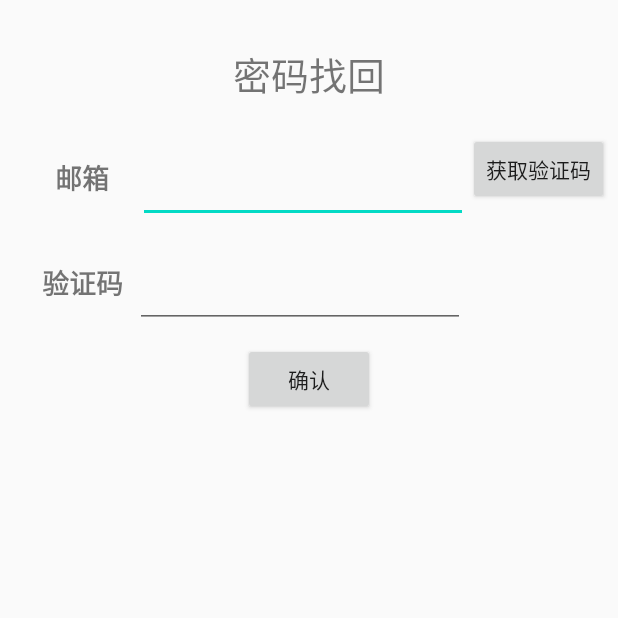
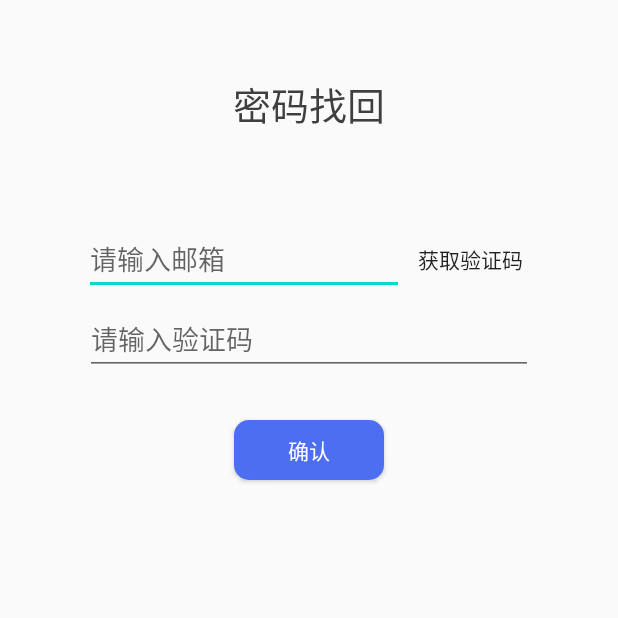
Before and after one commit to Xiangfeidetangyuan/MedicineAssistant, an Android app: the ForgetPwdActivity screen opened directly, with no data from a screen before it, on a phone screen of 412 x 824 dp, the top half of it. Run offline under Robolectric (Android 15) with nearby library versions, the phone set to English and light mode, and no system bars.

Commit message:
修改了忘记密码界面

```diff
--- a/app/src/main/res/layout/activity_foget_pwd.xml
+++ b/app/src/main/res/layout/activity_foget_pwd.xml
@@ -1,87 +1,72 @@
 <?xml version="1.0" encoding="utf-8"?>
-<LinearLayout xmlns:android="http://schemas.android.com/apk/res/android"
+<RelativeLayout xmlns:android="http://schemas.android.com/apk/res/android"
     xmlns:app="http://schemas.android.com/apk/res-auto"
     xmlns:tools="http://schemas.android.com/tools"
     android:layout_width="match_parent"
     android:layout_height="match_parent"
-    tools:context=".activity.login.ForgetPwdActivity"
-    android:orientation="vertical">
+    tools:context=".activity.login.ForgetPwdActivity">
+
+    <TextView
+        android:id="@+id/fogetPwdLabel"
+        android:layout_width="wrap_content"
+        android:layout_height="wrap_content"
+        android:layout_centerHorizontal="true"
+        android:layout_marginTop="50dp"
+        android:text="密码找回"
+        android:textColor="#3f3f3f"
+        android:textSize="25sp"/>
 
     <RelativeLayout
+        android:id="@+id/temp"
         android:layout_width="wrap_content"
         android:layout_height="wrap_content"
-        android:layout_marginTop="30dp"
-        android:layout_gravity="center">
-
-        <TextView
-            android:layout_width="wrap_content"
-            android:layout_height="wrap_content"
-            android:text="密码找回"
-            android:textSize="25sp">
-        </TextView>
-    </RelativeLayout>
-    <RelativeLayout
-        android:layout_width="match_parent"
-        android:layout_height="wrap_content"
-        android:layout_marginTop="20dp"
-        android:layout_gravity="center">
-
-        <TextView
-            android:id="@+id/text1"
-            android:layout_width="70dp"
-            android:layout_height="60dp"
-            android:gravity="center"
-            android:text="邮箱"
-            android:textSize="18sp"
-            android:textStyle="bold"
-            android:layout_marginStart="20dp"></TextView>
+        android:layout_below="@+id/fogetPwdLabel"
+        android:layout_centerHorizontal="true"
+        android:layout_gravity="center"
+        android:layout_marginTop="60dp"
+        >
 
         <EditText
             android:id="@+id/changePwdEmail"
-            android:layout_width="220dp"
-            android:layout_height="60dp"
+            android:layout_width="wrap_content"
+            android:layout_height="wrap_content"
             android:layout_marginStart="2dp"
-            android:layout_toEndOf="@+id/text1"></EditText>
+            android:ems="10"
+            android:hint="请输入邮箱" />
+
         <Button
             android:id="@+id/getCodeBtn"
             android:layout_width="wrap_content"
             android:layout_height="wrap_content"
-            android:text="获取验证码"
-            android:layout_toEndOf="@id/changePwdEmail"></Button>
+            android:layout_toEndOf="@id/changePwdEmail"
+            android:background="@null"
+            android:text="获取验证码" />
 
     </RelativeLayout>
 
-    <RelativeLayout
-        android:layout_width="match_parent"
-        android:layout_height="wrap_content"
-        android:layout_marginTop="10dp"
-        android:layout_gravity="center">
+        <EditText
+            android:ems="14"
+            android:hint="请输入验证码"
+            android:id="@+id/inputIdentifyCode"
+            android:layout_width="wrap_content"
+            android:layout_height="wrap_content"
+            android:layout_centerHorizontal="true"
+            android:layout_below="@id/temp"
+            android:layout_marginTop="5dp"
+            android:layout_toEndOf="@+id/text2"
+            android:inputType="number"/>
 
-        <TextView
-            android:id="@+id/text2"
-            android:layout_width="70dp"
-            android:layout_height="60dp"
-            android:gravity="center"
-            android:text="验证码"
-            android:textSize="18sp"
-            android:textStyle="bold"
-            android:layout_marginStart="20dp"></TextView>
 
-        <EditText
-            android:id="@+id/inputIdentifyCode"
-            android:layout_width="220dp"
-            android:layout_height="60dp"
-            android:layout_toEndOf="@+id/text2"
-            android:inputType="number"></EditText>
-
-    </RelativeLayout>
     <Button
         android:id="@+id/changePwd"
-        android:layout_width="wrap_content"
-        android:layout_height="wrap_content"
-        android:text="确认"
-        android:layout_gravity="center"
-        android:layout_marginTop="10dp">
+        android:layout_below="@+id/inputIdentifyCode"
+        android:layout_centerHorizontal="true"
+        android:textColor="#FFF"
+        android:layout_width="100dp"
+        android:layout_height="40dp"
+        android:layout_marginTop="30dp"
+        android:background="@drawable/button_style"
+        android:text="确认">
 
     </Button>
-</LinearLayout>
+</RelativeLayout>
--- a/app/src/main/res/layout/activity_register.xml
+++ b/app/src/main/res/layout/activity_register.xml
@@ -4,7 +4,6 @@
     xmlns:tools="http://schemas.android.com/tools"
     android:layout_width="match_parent"
     android:layout_height="match_parent"
-    android:orientation="vertical"
     tools:context=".activity.login.RegisterActivity">
 
     <TextView
```
